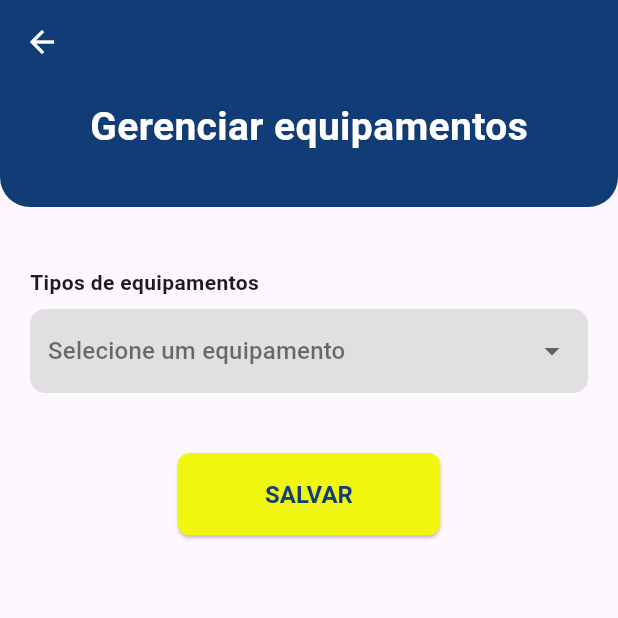
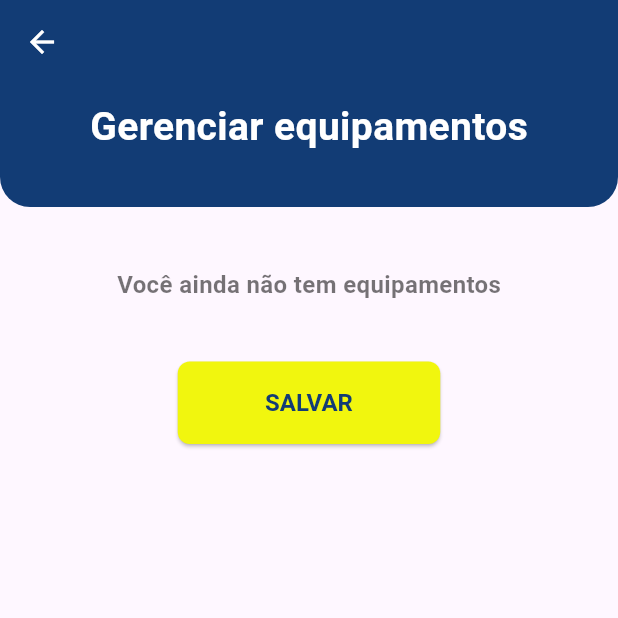
Before and after one commit to ResidenciaTICBrisa/T2G3-Sistema-Instalacao-Eletrica, a Flutter app: the ViewEquipmentScreen screen opened directly with empty values, on a phone screen of 412 x 824 dp, the top half of it. Run offline on Flutter 3.47's test engine with Material 3 defaults, Android fonts, the phone set to English and light mode, and no system bars; our stand-ins replace cookie_jar, geolocator, get, google_maps_flutter, image_picker, video_player; missing offline and left inert: http_interceptor; accounts and stored records are empty.

Commit message:
Alteração no gerenciamento de equipamentos

```diff
--- a/frontend/sige_ie/lib/core/feature/manage/manageEquipmentScreen.dart
+++ b/frontend/sige_ie/lib/core/feature/manage/manageEquipmentScreen.dart
@@ -20,17 +20,8 @@ class ViewEquipmentScreen extends StatefulWidget {
 }
 
 class _ViewEquipmentScreenState extends State<ViewEquipmentScreen> {
-  String? _selectedEquipment;
   List<String> equipmentList = [
-    'Selecione um equipamento',
-    'Eletroduto',
-    'Eletrocalha',
-    'Dimensão',
-    'Para-raios',
-    'Captação',
-    'Subsistemas',
-    'Alarme de incêndio',
-    'Sensor de fumaça'
+    //Vazio para simular nenhum equipamento
   ];
 
   void navigateToEquipmentScreen() {
@@ -42,14 +33,6 @@ class _ViewEquipmentScreenState extends State<ViewEquipmentScreen> {
         localId: widget.localId,
       ),
     ));
-  }
-
-  @override
-  void initState() {
-    super.initState();
-    if (equipmentList.isNotEmpty) {
-      _selectedEquipment = _selectedEquipment ?? equipmentList.first;
-    }
   }
 
   @override
@@ -87,41 +70,23 @@ class _ViewEquipmentScreenState extends State<ViewEquipmentScreen> {
               child: Column(
                 crossAxisAlignment: CrossAxisAlignment.start,
                 children: [
-                  const Text('Tipos de equipamentos',
-                      style:
-                          TextStyle(fontWeight: FontWeight.bold, fontSize: 14)),
-                  const SizedBox(height: 8),
-                  Container(
-                    decoration: BoxDecoration(
-                      color: Colors.grey[300],
-                      borderRadius: BorderRadius.circular(10.0),
-                    ),
-                    padding:
-                        const EdgeInsets.symmetric(horizontal: 12, vertical: 4),
-                    child: DropdownButtonHideUnderline(
-                      child: DropdownButton<String>(
-                        hint: const Text('Selecione um equipamento'),
-                        value: _selectedEquipment,
-                        isExpanded: true,
-                        onChanged: (newValue) {
-                          if (newValue != 'Selecione um equipamento') {
-                            setState(() {
-                              _selectedEquipment = newValue;
-                            });
-                          }
-                        },
-                        items: equipmentList.map((String equipment) {
-                          return DropdownMenuItem<String>(
-                            value: equipment,
-                            child: Text(equipment,
-                                style: const TextStyle(color: Colors.black54)),
-                            enabled: equipment != 'Selecione um equipamento',
-                          );
-                        }).toList(),
-                        dropdownColor: Colors.grey[300],
-                      ),
-                    ),
-                  ),
+                  equipmentList.isNotEmpty
+                      ? Column(
+                          children: equipmentList.map((equipment) {
+                            return ListTile(
+                              title: Text(equipment),
+                            );
+                          }).toList(),
+                        )
+                      : const Center(
+                          child: Text(
+                            'Você ainda não tem equipamentos',
+                            style: TextStyle(
+                                fontSize: 16,
+                                fontWeight: FontWeight.bold,
+                                color: Colors.black54),
+                          ),
+                        ),
                   const SizedBox(height: 40),
                   Center(
                     child: ElevatedButton(
```
